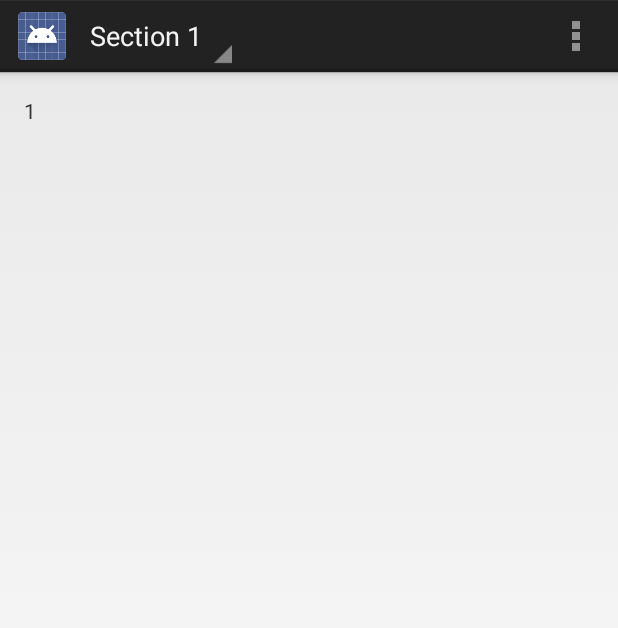
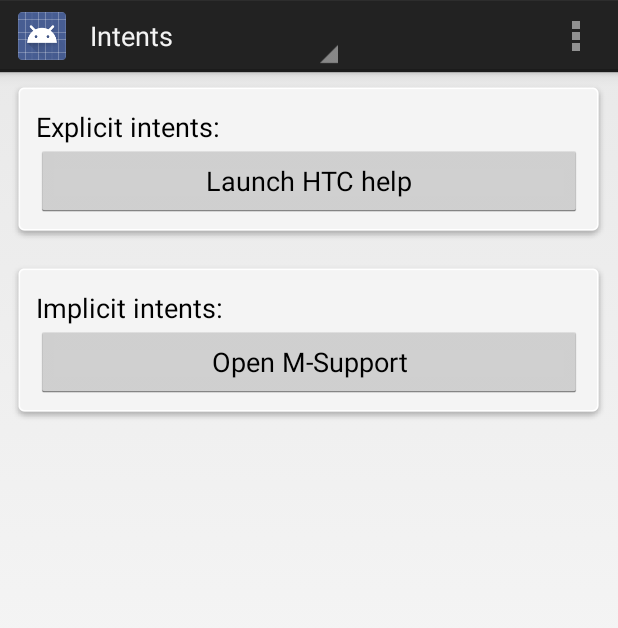
Before and after one commit to gsysko/AndroidHour, an Android app: the screen it shows after launch (MainActivity), on a phone screen of 412 x 824 dp. Shown: the top 628 px of the screen. Run offline under Robolectric (Android 15) with nearby library versions, the phone set to English and light mode, and no system bars.

Commit message:
Added section covering intents (implicit and explicit)

```diff
--- /dev/null
+++ b/AndroidHour/src/main/java/com/uxd/androidhour/IntentSelectionFragment.java
@@ -0,0 +1,46 @@
+package com.uxd.androidhour;
+
+import android.content.Intent;
+import android.net.Uri;
+import android.os.Bundle;
+import android.support.v4.app.Fragment;
+import android.view.LayoutInflater;
+import android.view.View;
+import android.view.ViewGroup;
+import android.widget.Button;
+
+public class IntentSelectionFragment extends Fragment {
+    private View v;
+
+    @Override
+    public View onCreateView(LayoutInflater inflater, ViewGroup container, Bundle savedInstanceState) {
+        v = inflater.inflate(R.layout.intent_fragment, container, false);
+        return v;
+    }
+
+    @Override
+    public void onActivityCreated(Bundle savedInstanceState) {
+        super.onActivityCreated(savedInstanceState);
+
+        Button explicitButton = (Button) v.findViewById(R.id.button_explicit);
+        explicitButton.setOnClickListener(new View.OnClickListener() {
+            @Override
+            public void onClick(View view) {
+                Intent intent = new Intent();
+                intent.setClassName("com.htc.showme", "com.htc.showme.ui.MainPage");
+                startActivity(intent);
+            }
+        });
+
+        Button implicitButton = (Button) v.findViewById(R.id.button_implicit);
+        implicitButton.setOnClickListener(new View.OnClickListener() {
+            @Override
+            public void onClick(View view) {
+                Uri webpage = Uri.parse("http://m-support.verizonwireless.com/mobile/");
+                Intent implicitIntent = new Intent(Intent.ACTION_VIEW, webpage);
+                startActivity(implicitIntent);
+            }
+        });
+    }
+
+}
--- a/AndroidHour/src/main/java/com/uxd/androidhour/MainActivity.java
+++ b/AndroidHour/src/main/java/com/uxd/androidhour/MainActivity.java
@@ -42,9 +42,9 @@
                         android.R.layout.simple_list_item_1,
                         android.R.id.text1,
                         new String[] {
-                                getString(R.string.title_section1),
-                                getString(R.string.title_section2),
-                                getString(R.string.title_section3),
+                                "Intents",
+                                "Broadcasts",
+                                "Package manager",
                         }),
                 this);
     }
@@ -77,7 +77,21 @@
     public boolean onNavigationItemSelected(int position, long id) {
         // When the given dropdown item is selected, show its contents in the
         // container view.
-        Fragment fragment = new DummySectionFragment();
+        Fragment fragment;
+        switch (position){
+            case 0 :
+                fragment = new IntentSelectionFragment();
+                break;
+            case 1 :
+                fragment = new DummySectionFragment();
+                break;
+            case 2 :
+                fragment = new DummySectionFragment();
+                break;
+            default :
+                fragment = new DummySectionFragment();
+                break;
+        }
         Bundle args = new Bundle();
         args.putInt(DummySectionFragment.ARG_SECTION_NUMBER, position + 1);
         fragment.setArguments(args);
--- /dev/null
+++ b/AndroidHour/src/main/res/layout/intent_fragment.xml
@@ -0,0 +1,43 @@
+<?xml version="1.0" encoding="utf-8"?>
+
+<LinearLayout xmlns:android="http://schemas.android.com/apk/res/android"
+              android:orientation="vertical"
+              android:layout_width="match_parent"
+              android:layout_height="match_parent">
+
+    <RelativeLayout
+            android:layout_width="wrap_content"
+            android:layout_height="wrap_content" android:layout_gravity="center" android:layout_margin="8dp"
+            android:background="@drawable/card_bg" android:padding="16dp">
+        <TextView
+                android:layout_width="wrap_content"
+                android:layout_height="wrap_content"
+                android:textAppearance="?android:attr/textAppearanceMedium"
+                android:text="Explicit intents:"
+                android:id="@+id/tv_explicit" android:layout_alignParentLeft="true" android:layout_alignParentTop="true"/>
+        <Button
+                android:layout_width="fill_parent"
+                android:layout_height="wrap_content"
+                android:text="Launch HTC help"
+                android:id="@+id/button_explicit" android:layout_below="@+id/tv_explicit" android:layout_centerHorizontal="true"
+                />
+    </RelativeLayout>
+
+    <RelativeLayout
+            android:layout_width="wrap_content"
+            android:layout_height="wrap_content" android:layout_gravity="center" android:layout_margin="8dp"
+            android:background="@drawable/card_bg" android:padding="16dp">
+        <TextView
+                android:layout_width="wrap_content"
+                android:layout_height="wrap_content"
+                android:textAppearance="?android:attr/textAppearanceMedium"
+                android:text="Implicit intents:"
+                android:id="@+id/tv_implicit" android:layout_alignParentLeft="true" android:layout_alignParentTop="true"/>
+        <Button
+                android:layout_width="fill_parent"
+                android:layout_height="wrap_content"
+                android:text="Open M-Support"
+                android:id="@+id/button_implicit" android:layout_below="@+id/tv_implicit" android:layout_centerHorizontal="true"
+                />
+    </RelativeLayout>
+</LinearLayout>
```
Also changed, not shown: AndroidHour/src/main/res/drawable-xxhdpi/card_bg.9.png (added), 2 other files.
